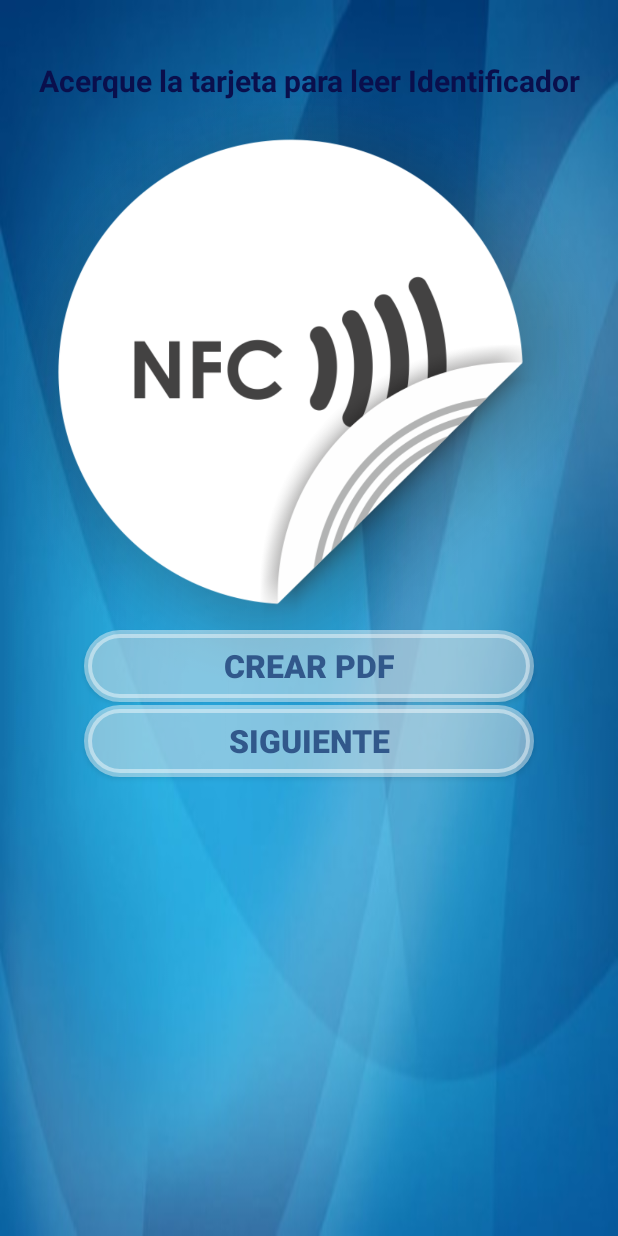
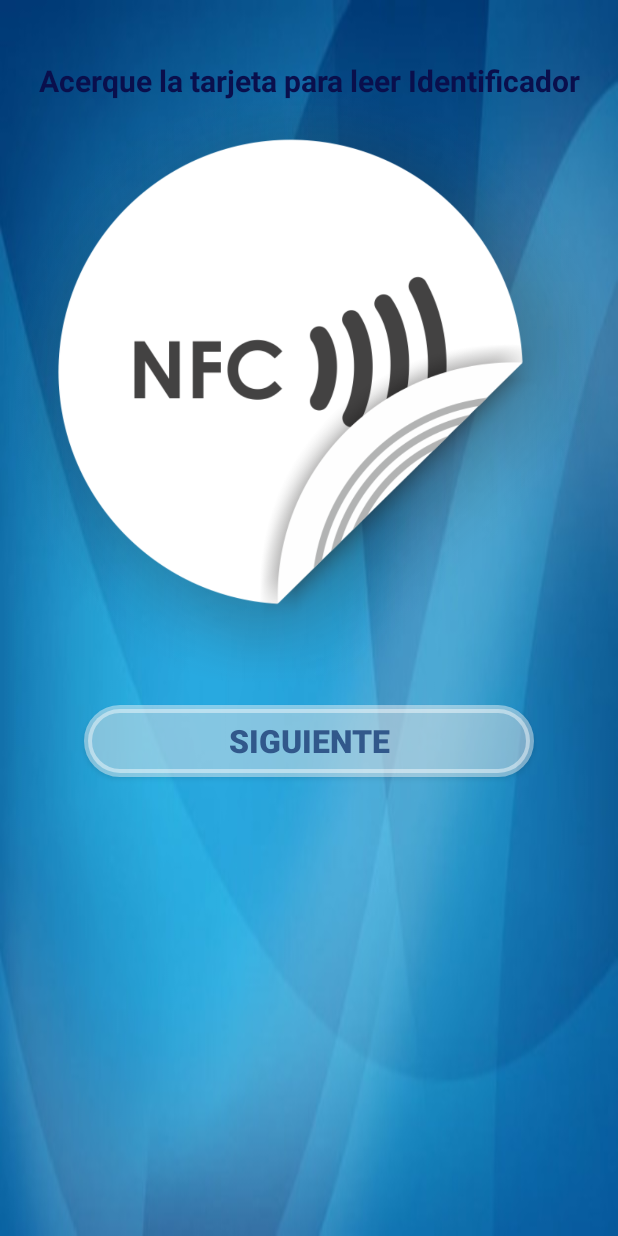
Before and after one commit to perezrevert04/TFG, an Android app: the layout registro_alumnos.xml on its own in the app's theme, with its tools: preview values and no code run, on a phone screen of 412 x 824 dp. Run offline under Robolectric (Android 15) with nearby library versions, the light colour scheme and no system bars.

Commit message:
Eliminado botón inoperativo "Crear pdf"

```diff
--- a/app/src/main/java/com/example/proyectonfc/clases/RegistroAlumnos.java
+++ b/app/src/main/java/com/example/proyectonfc/clases/RegistroAlumnos.java
@@ -17,23 +17,19 @@ import android.view.View;
 import android.widget.Button;
 import android.widget.TextView;
 import android.widget.Toast;
-
 import androidx.appcompat.app.AppCompatActivity;
 import androidx.core.app.ActivityCompat;
-
 import com.example.proyectonfc.CreacionParte;
 import com.example.proyectonfc.R;
 import com.example.proyectonfc.db.DataBase;
 import com.example.proyectonfc.parser.NdefMessageParser;
 import com.example.proyectonfc.record.ParsedNdefRecord;
-
 import java.util.ArrayList;
 import java.util.List;
 
 public class RegistroAlumnos extends AppCompatActivity {
 
     private ArrayList<String> listaIdentificadores = new ArrayList<>();
-    Button btnGenerar;
     private NfcAdapter nfcAdapter;
     private PendingIntent pendingIntent;
     private TextView text;
@@ -97,10 +93,7 @@ public class RegistroAlumnos extends AppCompatActivity {
             startActivity(intent);
         });
 
-        btnGenerar=(Button) findViewById(R.id.buttonPdf);
-
         nfcAdapter = NfcAdapter.getDefaultAdapter(this);
-
 
         if (nfcAdapter == null) {
             Toast.makeText(this, "No NFC", Toast.LENGTH_SHORT).show();
@@ -118,8 +111,6 @@ public class RegistroAlumnos extends AppCompatActivity {
         }
 
     }
-
-
 
     /******************************************************LECTOR NFC********************************************************************/
 
--- a/app/src/main/res/layout/registro_alumnos.xml
+++ b/app/src/main/res/layout/registro_alumnos.xml
@@ -33,18 +33,6 @@
         android:textSize="21sp"
         android:textStyle="bold" />
 
-    <Button
-        android:id="@+id/buttonPdf"
-        android:layout_width="300dp"
-        android:layout_centerHorizontal="true"
-        android:layout_marginTop="420dp"
-        android:layout_height="wrap_content"
-        android:text="@string/buttonPdf"
-        android:textSize="21sp"
-        android:textColor="#31588B"
-        android:background="@drawable/boton_redondo"
-        android:textStyle="bold"/>
-
     <ImageView
         android:id="@+id/imageView"
         android:layout_width="wrap_content"
```
